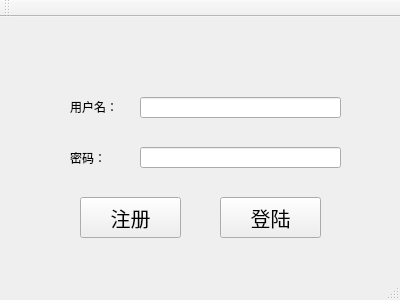
Before: the Qt Designer form Instant-messenger_client/mainwindow.ui in lemon-1997/Instant-messenger, drawn with Qt 5.
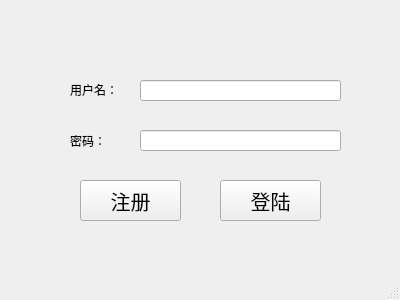
After: the same form once the commit is applied.

Patch:
```diff
--- a/Instant-messenger_client/mainwindow.ui
+++ b/Instant-messenger_client/mainwindow.ui
@@ -62,6 +62,9 @@
     <property name="inputMask">
      <string/>
     </property>
+    <property name="echoMode">
+     <enum>QLineEdit::Password</enum>
+    </property>
    </widget>
    <widget class="QPushButton" name="pushButton_login">
     <property name="geometry">
@@ -118,14 +121,6 @@
     </rect>
    </property>
   </widget>
-  <widget class="QToolBar" name="mainToolBar">
-   <attribute name="toolBarArea">
-    <enum>TopToolBarArea</enum>
-   </attribute>
-   <attribute name="toolBarBreak">
-    <bool>false</bool>
-   </attribute>
-  </widget>
   <widget class="QStatusBar" name="statusBar"/>
  </widget>
  <layoutdefault spacing="6" margin="11"/>
```
